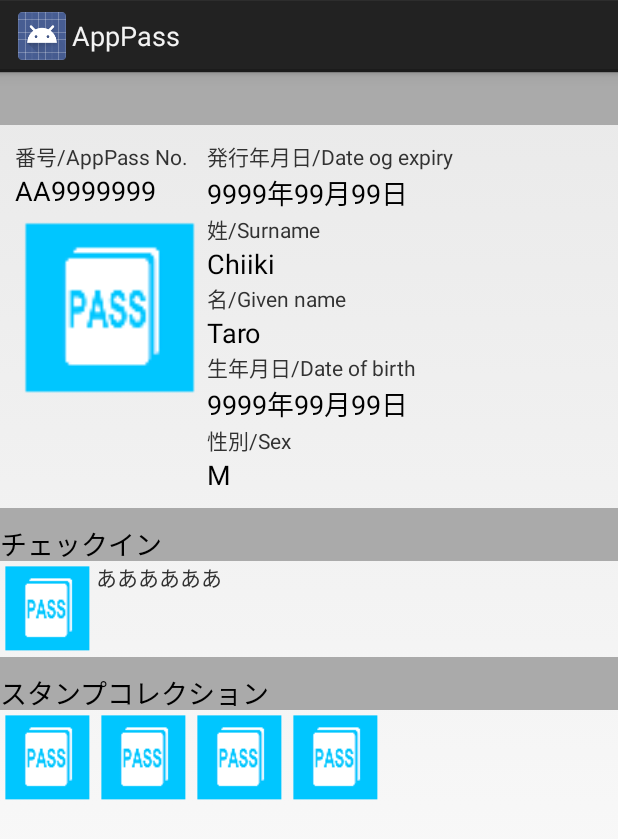
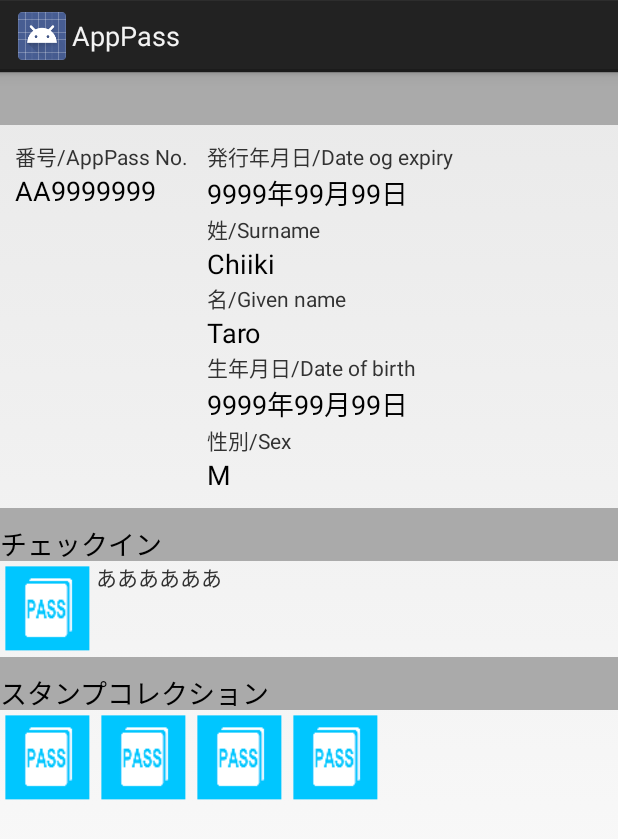
Before and after one commit to tech-chk/AppPass, an Android app: the fragment MyPassFragment shown on its own in the app's theme, on a phone screen of 412 x 824 dp. Shown: the top 839 px of the screen. Run offline under Robolectric (Android 15) with nearby library versions, the phone set to English and light mode, and no system bars; our stand-ins replace Volley; network calls fail.

Commit message:
AppPassコミット

```diff
--- a/app/src/main/res/layout/fragment_mypass.xml
+++ b/app/src/main/res/layout/fragment_mypass.xml
@@ -78,8 +78,7 @@
             <ImageView
                 android:id="@+id/imagePerson"
                 android:layout_width="128dp"
-                android:layout_height="128dp"
-                android:src="@drawable/ic_launcher" />
+                android:layout_height="128dp" />
 
             <LinearLayout
                 android:layout_width="wrap_content"
```
Also changed, not shown: app/src/main/res/drawable-hdpi/man.png (added), app/src/main/res/drawable-hdpi/woman.png (added), app/src/main/res/drawable-xhdpi/man.png (added), app/src/main/res/drawable-xhdpi/woman.png (added), app/src/main/res/drawable-xxhdpi/man.png (added), app/src/main/res/drawable-xxhdpi/woman.png (added).
